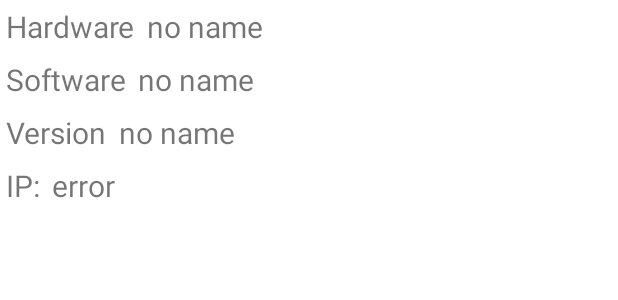
After one commit to alemg77/EnsayosWifi, an Android app: the layout device_item.xml on its own in the app's theme, with its tools: preview values and no code run, on a phone screen of 412 x 824 dp. The commit adds this screen. Shown: the top 300 px of the screen. Run offline under Robolectric (Android 15) with nearby library versions, the phone set to English and light mode, and no system bars.

Commit message:
Recycler View

```diff
--- a/app/src/main/java/com/a6/ensayoswifi/UI/base/BaseFragment.kt
+++ b/app/src/main/java/com/a6/ensayoswifi/ui/base/BaseFragment.kt
@@ -1,4 +1,4 @@
-package com.a6.ensayoswifi.UI.base
+package com.a6.ensayoswifi.ui.base
 
 import android.os.Bundle
 import android.view.LayoutInflater
--- a/app/src/main/java/com/a6/ensayoswifi/UI/buscar/BuscarDispocitivosViewModel.kt
+++ b/app/src/main/java/com/a6/ensayoswifi/ui/buscar/BuscarDispocitivosViewModel.kt
@@ -1,4 +1,4 @@
-package com.a6.ensayoswifi.UI.buscar
+package com.a6.ensayoswifi.ui.buscar
 
 import android.util.Log
 import androidx.lifecycle.LiveData
@@ -23,6 +23,9 @@ class BuscarDispocitivosViewModel : ViewModel() {
 
     private val _checkControl = MutableLiveData<Int>()
     val checkControl: LiveData<Int> = _checkControl
+
+    private val _newDevices = MutableLiveData<Boolean>()
+    val newDevices: LiveData<Boolean> = _newDevices
 
     init {
         _checkControl.postValue(0)
@@ -60,6 +63,7 @@ class BuscarDispocitivosViewModel : ViewModel() {
             when (val response = repository.getDevice(number.toString())){
                 is State.Success -> {
                     devices.add(response.data as Device)
+                    _newDevices.postValue(true)
                     Log.d(TAG, "Success")
                 }
                 is State.Error -> {
--- /dev/null
+++ b/app/src/main/res/layout/device_item.xml
@@ -0,0 +1,94 @@
+<?xml version="1.0" encoding="utf-8"?>
+<androidx.constraintlayout.widget.ConstraintLayout
+    xmlns:android="http://schemas.android.com/apk/res/android"
+    xmlns:app="http://schemas.android.com/apk/res-auto"
+    android:layout_width="match_parent"
+    android:layout_height="wrap_content">
+
+    <TextView
+        android:id="@+id/textView4"
+        android:layout_width="wrap_content"
+        android:layout_height="wrap_content"
+        android:layout_marginStart="4dp"
+        android:layout_marginTop="4dp"
+        android:textSize="20sp"
+        android:text="Hardware"
+        app:layout_constraintStart_toStartOf="parent"
+        app:layout_constraintTop_toTopOf="parent" />
+
+    <TextView
+        android:id="@+id/hardwareValue"
+        android:layout_width="wrap_content"
+        android:layout_height="wrap_content"
+        android:layout_marginStart="8dp"
+        android:text="no name"
+        android:textSize="20sp"
+        app:layout_constraintStart_toEndOf="@+id/textView4"
+        app:layout_constraintTop_toTopOf="@+id/textView4" />
+
+    <TextView
+        android:id="@+id/textView6"
+        android:layout_width="wrap_content"
+        android:layout_height="wrap_content"
+        android:layout_marginTop="8dp"
+        android:text="Software"
+        android:textSize="20sp"
+        app:layout_constraintStart_toStartOf="@+id/textView4"
+        app:layout_constraintTop_toBottomOf="@+id/textView4" />
+
+    <TextView
+        android:id="@+id/softwareValue"
+        android:layout_width="wrap_content"
+        android:layout_height="wrap_content"
+        android:layout_marginStart="8dp"
+        android:layout_marginTop="8dp"
+        android:text="no name"
+        android:textSize="20sp"
+        app:layout_constraintStart_toEndOf="@+id/textView6"
+        app:layout_constraintTop_toBottomOf="@+id/hardwareValue" />
+
+    <TextView
+        android:id="@+id/textView8"
+        android:layout_width="wrap_content"
+        android:layout_height="wrap_content"
+        android:layout_marginTop="8dp"
+        android:text="Version"
+        android:textSize="20sp"
+        app:layout_constraintStart_toStartOf="@+id/textView4"
+        app:layout_constraintTop_toBottomOf="@+id/textView6" />
+
+    <TextView
+        android:id="@+id/versionValue"
+        android:layout_width="wrap_content"
+        android:layout_height="wrap_content"
+        android:layout_marginStart="8dp"
+        android:layout_marginTop="8dp"
+        android:text="no name"
+        android:textSize="20sp"
+        app:layout_constraintStart_toEndOf="@+id/textView8"
+        app:layout_constraintTop_toBottomOf="@+id/softwareValue" />
+
+    <TextView
+        android:id="@+id/textView9"
+        android:layout_width="wrap_content"
+        android:layout_height="wrap_content"
+        android:layout_marginTop="8dp"
+        android:text="IP:"
+        android:textSize="20sp"
+        app:layout_constraintStart_toStartOf="@+id/textView8"
+        app:layout_constraintTop_toBottomOf="@+id/textView8" />
+
+    <TextView
+        android:id="@+id/ipValue"
+        android:layout_width="wrap_content"
+        android:layout_height="wrap_content"
+        android:layout_marginStart="8dp"
+        android:layout_marginTop="8dp"
+        android:text="error"
+        android:textSize="20sp"
+        app:layout_constraintStart_toEndOf="@+id/textView9"
+        app:layout_constraintTop_toBottomOf="@+id/textView8" />
+
+
+
+</androidx.constraintlayout.widget.ConstraintLayout>
--- a/app/src/main/res/navigation/nav_graph.xml
+++ b/app/src/main/res/navigation/nav_graph.xml
@@ -7,7 +7,7 @@
 
     <fragment
         android:id="@+id/buscarDispocitivos"
-        android:name="com.a6.ensayoswifi.UI.buscar.BuscarDispocitivos"
+        android:name="com.a6.ensayoswifi.ui.buscar.BuscarDispocitivos"
         android:label="buscar_dispocitivos_fragment"
         tools:layout="@layout/buscar_dispocitivos_fragment" />
 </navigation>
```
Also changed, not shown: app/src/main/java/com/a6/ensayoswifi/ui/buscar/BuscarDispocitivos.kt (renamed from app/src/main/java/com/a6/ensayoswifi/UI/buscar/BuscarDispocitivos.kt, +16 -7 lines), app/src/main/java/com/a6/ensayoswifi/ui/buscar/DeviceAdapter.kt (added, +46 -0 lines), app/src/main/res/layout/buscar_dispocitivos_fragment.xml (+11 -1 lines).
